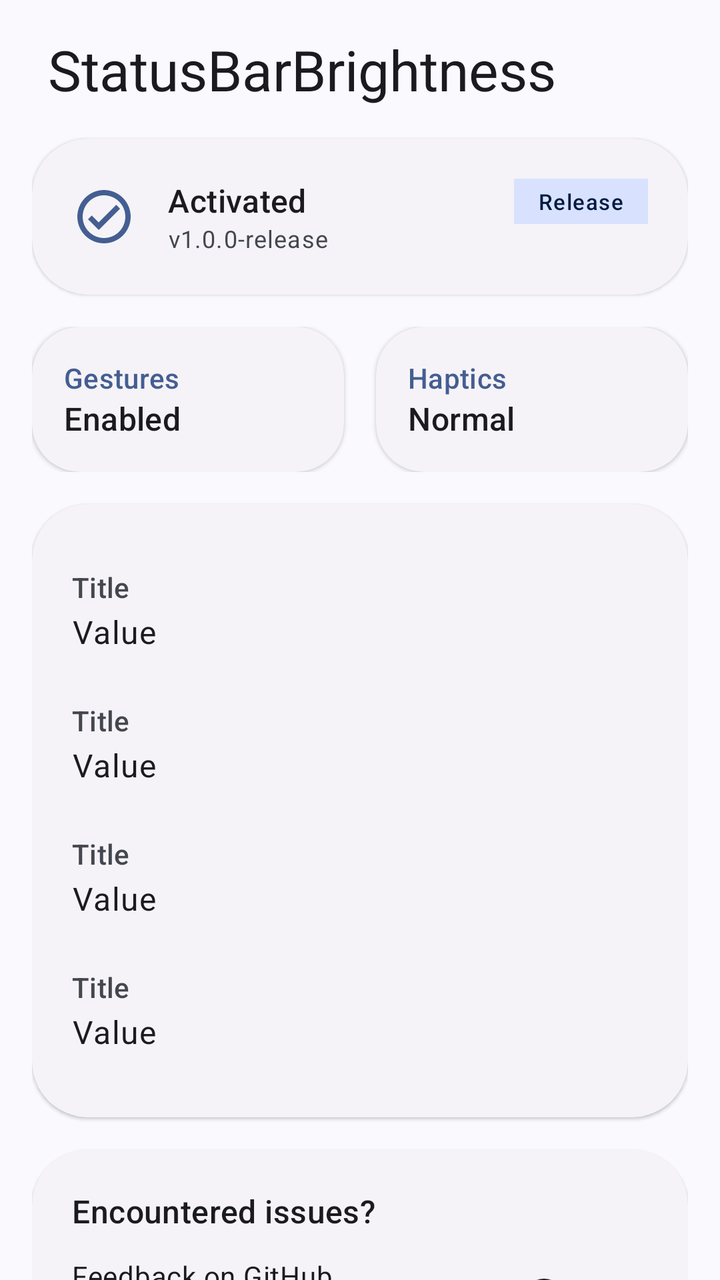
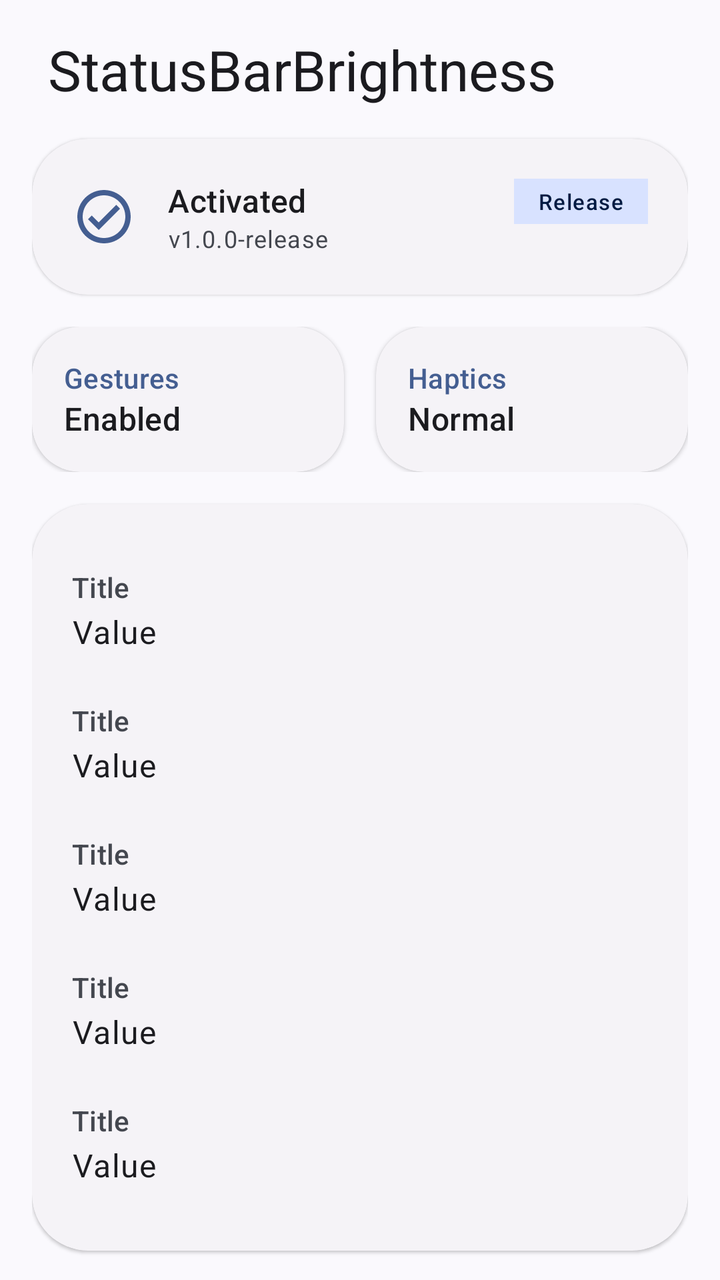

Compare the two renders of this Android layout. The source of the first and the diff that turns it into the second are given below.
<!-- AndroidManifest.xml: application theme Theme.StatusBarBrightnessGesture -->
<!-- res/layout/fragment_home.xml -->
<?xml version="1.0" encoding="utf-8"?>
<androidx.core.widget.NestedScrollView xmlns:android="http://schemas.android.com/apk/res/android"
    xmlns:app="http://schemas.android.com/apk/res-auto"
    android:layout_width="match_parent"
    android:layout_height="match_parent"
    android:background="?android:attr/windowBackground">

    <LinearLayout
        android:layout_width="match_parent"
        android:layout_height="wrap_content"
        android:orientation="vertical"
        android:padding="16dp">

        <TextView
            android:layout_width="wrap_content"
            android:layout_height="wrap_content"
            android:layout_marginStart="8dp"
            android:layout_marginBottom="16dp"
            android:text="StatusBarBrightness"
            android:textAppearance="?attr/textAppearanceHeadlineMedium" />

        
        <com.google.android.material.card.MaterialCardView
            android:id="@+id/card_status"
            style="?attr/materialCardViewElevatedStyle"
            android:layout_width="match_parent"
            android:layout_height="wrap_content"
            android:layout_marginBottom="16dp"
            app:cardCornerRadius="28dp">

            <RelativeLayout
                android:layout_width="match_parent"
                android:layout_height="wrap_content"
                android:padding="20dp">

                <ImageView
                    android:id="@+id/status_icon"
                    android:layout_width="32dp"
                    android:layout_height="32dp"
                    android:layout_centerVertical="true"
                    android:src="@drawable/ic_check_circle"
                    app:tint="?attr/colorPrimary" />

                <LinearLayout
                    android:layout_width="wrap_content"
                    android:layout_height="wrap_content"
                    android:layout_centerVertical="true"
                    android:layout_marginStart="16dp"
                    android:layout_toEndOf="@id/status_icon"
                    android:orientation="vertical">

                    <TextView
                        android:id="@+id/status_title"
                        android:layout_width="wrap_content"
                        android:layout_height="wrap_content"
                        android:text="Activated"
                        android:textAppearance="?attr/textAppearanceTitleMedium" />

                    <TextView
                        android:id="@+id/status_subtitle"
                        android:layout_width="wrap_content"
                        android:layout_height="wrap_content"
                        android:text="v1.0.0-release"
                        android:textAppearance="?attr/textAppearanceBodySmall"
                        android:textColor="?android:attr/textColorSecondary" />
                </LinearLayout>

                
                <TextView
                    android:layout_width="wrap_content"
                    android:layout_height="wrap_content"
                    android:layout_alignParentEnd="true"
                    android:background="?attr/colorPrimaryContainer"
                    android:paddingHorizontal="12dp"
                    android:paddingVertical="4dp"
                    android:text="Release"
                    android:textAppearance="?attr/textAppearanceLabelSmall"
                    android:textColor="?attr/colorOnPrimaryContainer" />

            </RelativeLayout>
        </com.google.android.material.card.MaterialCardView>

        
        <LinearLayout
            android:layout_width="match_parent"
            android:layout_height="wrap_content"
            android:layout_marginBottom="16dp"
            android:orientation="horizontal">

            <com.google.android.material.card.MaterialCardView
                style="?attr/materialCardViewElevatedStyle"
                android:layout_width="0dp"
                android:layout_height="wrap_content"
                android:layout_marginEnd="8dp"
                android:layout_weight="1"
                app:cardCornerRadius="24dp">
                <LinearLayout
                    android:layout_width="match_parent"
                    android:layout_height="wrap_content"
                    android:orientation="vertical"
                    android:padding="16dp">
                    <TextView
                        android:layout_width="wrap_content"
                        android:layout_height="wrap_content"
                        android:text="Gestures"
                        android:textAppearance="?attr/textAppearanceLabelLarge"
                        android:textColor="?attr/colorPrimary" />
                    <TextView
                        android:id="@+id/stat_gestures"
                        android:layout_width="wrap_content"
                        android:layout_height="wrap_content"
                        android:text="Enabled"
                        android:textAppearance="?attr/textAppearanceTitleMedium" />
                </LinearLayout>
            </com.google.android.material.card.MaterialCardView>

            <com.google.android.material.card.MaterialCardView
                style="?attr/materialCardViewElevatedStyle"
                android:layout_width="0dp"
                android:layout_height="wrap_content"
                android:layout_marginStart="8dp"
                android:layout_weight="1"
                app:cardCornerRadius="24dp">
                <LinearLayout
                    android:layout_width="match_parent"
                    android:layout_height="wrap_content"
                    android:orientation="vertical"
                    android:padding="16dp">
                    <TextView
                        android:layout_width="wrap_content"
                        android:layout_height="wrap_content"
                        android:text="Haptics"
                        android:textAppearance="?attr/textAppearanceLabelLarge"
                        android:textColor="?attr/colorPrimary" />
                    <TextView
                        android:id="@+id/stat_haptics"
                        android:layout_width="wrap_content"
                        android:layout_height="wrap_content"
                        android:text="Normal"
                        android:textAppearance="?attr/textAppearanceTitleMedium" />
                </LinearLayout>
            </com.google.android.material.card.MaterialCardView>

        </LinearLayout>

        
        <com.google.android.material.card.MaterialCardView
            style="?attr/materialCardViewElevatedStyle"
            android:layout_width="match_parent"
            android:layout_height="wrap_content"
            android:layout_marginBottom="16dp"
            app:cardCornerRadius="28dp">

            <LinearLayout
                android:layout_width="match_parent"
                android:layout_height="wrap_content"
                android:orientation="vertical"
                android:padding="20dp">

                <include layout="@layout/row_info" android:id="@+id/info_build_time" />
                <include layout="@layout/row_info" android:id="@+id/info_android_version" />
                <include layout="@layout/row_info" android:id="@+id/info_device_model" />
                <include layout="@layout/row_info" android:id="@+id/info_architecture" />

            </LinearLayout>
        </com.google.android.material.card.MaterialCardView>

        
        <com.google.android.material.card.MaterialCardView
            style="?attr/materialCardViewElevatedStyle"
            android:layout_width="match_parent"
            android:layout_height="wrap_content"
            android:layout_marginBottom="32dp"
            app:cardCornerRadius="28dp">

            <LinearLayout
                android:layout_width="match_parent"
                android:layout_height="wrap_content"
                android:orientation="vertical"
                android:padding="20dp">

                <TextView
                    android:layout_width="wrap_content"
                    android:layout_height="wrap_content"
                    android:layout_marginBottom="12dp"
                    android:text="Encountered issues?"
                    android:textAppearance="?attr/textAppearanceTitleMedium" />

                <LinearLayout
                    android:layout_width="match_parent"
                    android:layout_height="wrap_content"
                    android:orientation="horizontal">

                    <LinearLayout
                        android:layout_width="0dp"
                        android:layout_height="wrap_content"
                        android:layout_weight="1"
                        android:orientation="vertical">
                        <TextView
                            android:layout_width="wrap_content"
                            android:layout_height="wrap_content"
                            android:text="Feedback on GitHub"
                            android:textAppearance="?attr/textAppearanceBodyMedium" />
                        <TextView
                            android:layout_width="wrap_content"
                            android:layout_height="wrap_content"
                            android:text="Join our Telegram channel"
                            android:textAppearance="?attr/textAppearanceBodyMedium"
                            android:layout_marginTop="4dp" />
                    </LinearLayout>

                    <ImageView
                        android:id="@+id/btn_github"
                        android:layout_width="24dp"
                        android:layout_height="24dp"
                        android:layout_gravity="center_vertical"
                        android:layout_marginEnd="16dp"
                        android:src="@drawable/ic_github"
                        app:tint="?attr/colorOnSurface" />

                    <ImageView
                        android:id="@+id/btn_telegram"
                        android:layout_width="24dp"
                        android:layout_height="24dp"
                        android:layout_gravity="center_vertical"
                        android:src="@drawable/ic_telegram"
                        app:tint="?attr/colorOnSurface" />

                </LinearLayout>

            </LinearLayout>
        </com.google.android.material.card.MaterialCardView>

    </LinearLayout>
</androidx.core.widget.NestedScrollView>
<!-- res/layout/row_info.xml (included above) -->
<?xml version="1.0" encoding="utf-8"?>
<LinearLayout xmlns:android="http://schemas.android.com/apk/res/android"
    android:layout_width="match_parent"
    android:layout_height="wrap_content"
    android:orientation="vertical"
    android:paddingVertical="12dp">

    <TextView
        android:id="@+id/row_title"
        android:layout_width="wrap_content"
        android:layout_height="wrap_content"
        android:text="Title"
        android:textAppearance="?attr/textAppearanceLabelLarge"
        android:textColor="?attr/colorOnSurfaceVariant" />

    <TextView
        android:id="@+id/row_value"
        android:layout_width="wrap_content"
        android:layout_height="wrap_content"
        android:layout_marginTop="2dp"
        android:text="Value"
        android:textAppearance="?attr/textAppearanceBodyLarge" />

</LinearLayout>
<!-- resources referenced by this layout -->
<resources>
  <!-- drawable ic_check_circle (drawable) -->
  <vector xmlns:android="http://schemas.android.com/apk/res/android"
      android:width="24dp"
      android:height="24dp"
      android:viewportWidth="24"
      android:viewportHeight="24">
    <path
        android:fillColor="#000000"
        android:pathData="M12,2C6.48,2 2,6.48 2,12s4.48,10 10,10 10,-4.48 10,-10S17.52,2 12,2zM12,20c-4.41,0 -8,-3.59 -8,-8s3.59,-8 8,-8 8,3.59 8,8 -3.59,8 -8,8zM16.59,7.58L10,14.17l-2.59,-2.58L6,13l4,4 8,-8z"/>
  </vector>
  <!-- drawable ic_github (drawable) -->
  <vector xmlns:android="http://schemas.android.com/apk/res/android"
      android:width="24dp"
      android:height="24dp"
      android:viewportWidth="24"
      android:viewportHeight="24">
    <path
        android:fillColor="#000000"
        android:pathData="M12,2A10,10 0,0 0,2 12c0,4.42 2.87,8.17 6.84,9.5 0.5,0.08 0.66,-0.23 0.66,-0.5V19.31c-2.78,0.6 -3.37,-1.34 -3.37,-1.34c-0.45,-1.15 -1.11,-1.46 -1.11,-1.46c-0.91,-0.62 0.07,-0.61 0.07,-0.61c1,0.07 1.53,1.03 1.53,1.03c0.89,1.52 2.34,1.08 2.91,0.83c0.09,-0.65 0.35,-1.09 0.63,-1.34c-2.22,-0.25 -4.55,-1.11 -4.55,-4.94c0,-1.09 0.39,-1.98 1.03,-2.67c-0.1,-0.25 -0.45,-1.27 0.1,-2.64c0,0 0.84,-0.27 2.75,0.31c0.79,-0.22 1.65,-0.33 2.5,-0.33c0.85,0 1.71,0.11 2.5,0.33c1.91,-0.58 2.75,-0.31 2.75,-0.31c0.55,1.37 0.2,2.39 0.1,2.64c0.64,0.69 1.03,1.58 1.03,2.67c0,3.84 -2.34,4.68 -4.57,4.93c0.36,0.31 0.68,0.92 0.68,1.85V21c0,0.27 0.16,0.59 0.67,0.5C19.14,20.16 22,16.42 22,12A10,10 0,0 0,12,2Z"/>
  </vector>
  <!-- drawable ic_telegram (drawable) -->
  <vector xmlns:android="http://schemas.android.com/apk/res/android"
      android:width="24dp"
      android:height="24dp"
      android:viewportWidth="24"
      android:viewportHeight="24">
    <path
        android:fillColor="#000000"
        android:pathData="M9.78,18.65l1.14,-4.42l4.34,4.42l3.41,-14.15l-16.17,6.42l4.88,1.54l1.14,4.42l2.25,-2.23l4.33,4.42l1.14,-4.42zM19.07,5.55l-2.86,11.87l-3.34,-3.41l-1.04,1.03l-0.87,-3.39l12.45,-4.94l-4.34,4.42l3.34,3.41l2.86,-11.87l1.14,4.42z"/>
  </vector>
  <style name="Theme.StatusBarBrightnessGesture" parent="Theme.Material3.DynamicColors.DayNight.NoActionBar">
      </style>
</resources>

<!-- the commit's change to res/layout/fragment_home.xml (unified diff, before → after) -->
@@ -159,6 +159,7 @@
 
                 <include layout="@layout/row_info" android:id="@+id/info_build_time" />
                 <include layout="@layout/row_info" android:id="@+id/info_android_version" />
+                <include layout="@layout/row_info" android:id="@+id/info_lsposed_api" />
                 <include layout="@layout/row_info" android:id="@+id/info_device_model" />
                 <include layout="@layout/row_info" android:id="@+id/info_architecture" />
 
